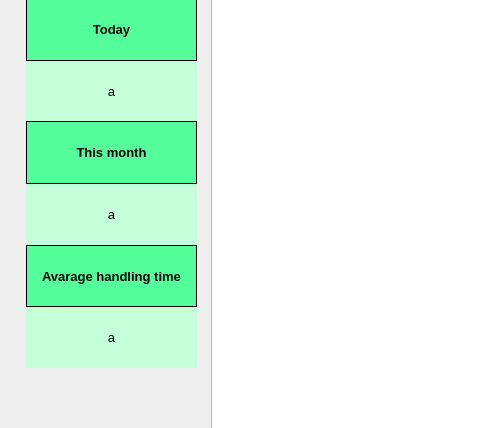
Old version of the form gui_testic.ui in the repository Sasa993/Agent-Tool; both pictures show x 0 to 480 and y 132 to 560 of the 753 by 652 pixel window.
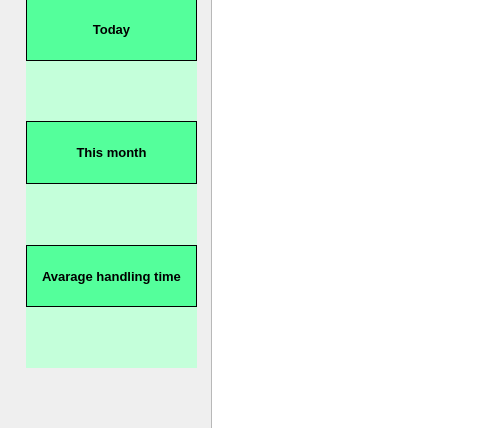
New version of the form. Icons and pictures are not drawn.

```diff
--- a/gui_testic.ui
+++ b/gui_testic.ui
@@ -278,7 +278,7 @@
 }</string>
       </property>
       <property name="text">
-       <string>a</string>
+       <string/>
       </property>
       <property name="alignment">
        <set>Qt::AlignCenter</set>
@@ -330,7 +330,7 @@
 }</string>
       </property>
       <property name="text">
-       <string>a</string>
+       <string/>
       </property>
       <property name="alignment">
        <set>Qt::AlignCenter</set>
@@ -382,7 +382,7 @@
 }</string>
       </property>
       <property name="text">
-       <string>a</string>
+       <string/>
       </property>
       <property name="alignment">
        <set>Qt::AlignCenter</set>
```
Left out of the diff: 4 changed lines with no effect on the pictures.
